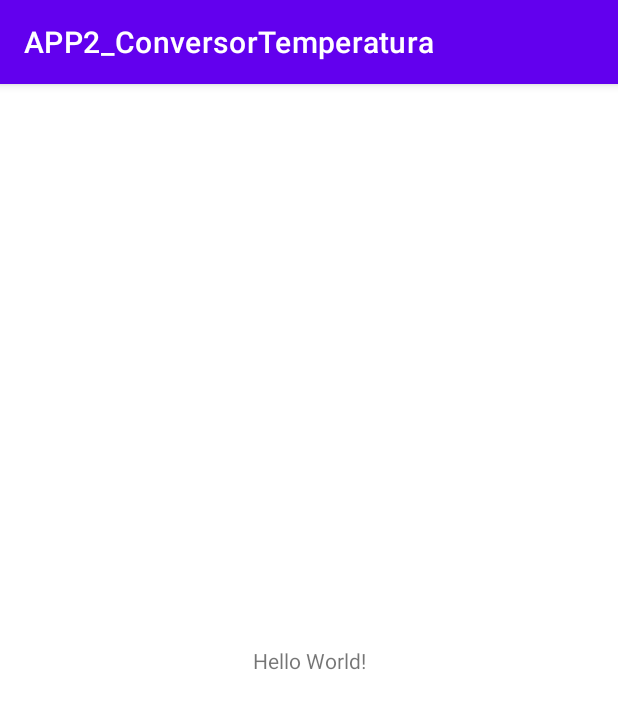
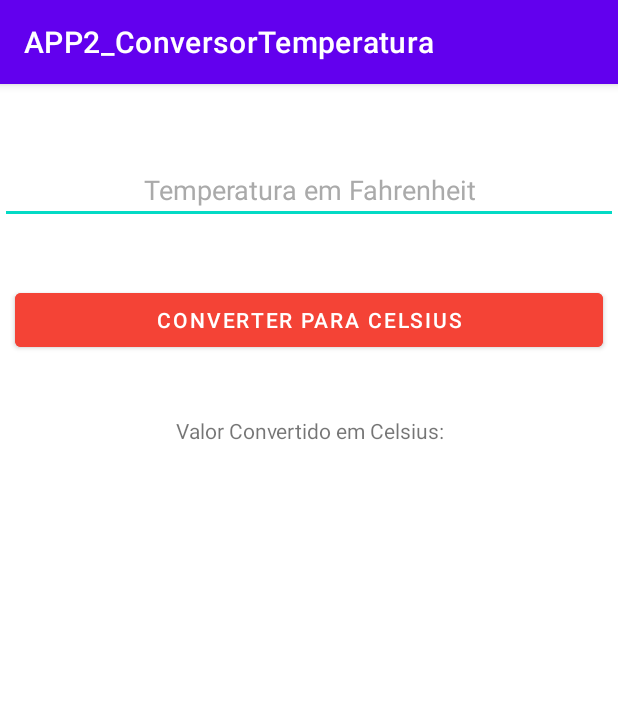
Before and after one commit to doc0185/IFSP_DesenvolvimentoMobile, an Android app: the screen it shows after launch (MainActivity), on a phone screen of 412 x 824 dp. Shown: the top 709 px of the screen. Run offline under Robolectric (Android 15) with nearby library versions, the phone set to English and light mode, and no system bars.

Commit message:
Versão 1

```diff
--- /dev/null
+++ b/app/src/main/java/com/example/app2_conversortemperatura/ConversorTemperatura.java
@@ -0,0 +1,5 @@
+package com.example.app2_conversortemperatura;
+
+public interface ConversorTemperatura {
+    public abstract double getConversion(double temperatura);
+}
--- a/app/src/main/java/com/example/app2_conversortemperatura/MainActivity.java
+++ b/app/src/main/java/com/example/app2_conversortemperatura/MainActivity.java
@@ -3,12 +3,54 @@ package com.example.app2_conversortemperatura;
 import androidx.appcompat.app.AppCompatActivity;
 
 import android.os.Bundle;
+import android.view.View;
+import android.widget.Button;
+import android.widget.EditText;
+import android.widget.TextView;
+import android.widget.Toast;
 
-public class MainActivity extends AppCompatActivity {
+public class MainActivity extends AppCompatActivity implements View.OnClickListener{
+
+    private EditText valorEditText;
+    private Button coverterPCelsius;
+    private TextView valorConvertidoTextView;
 
     @Override
     protected void onCreate(Bundle savedInstanceState) {
         super.onCreate(savedInstanceState);
         setContentView(R.layout.activity_main);
+
+        valorEditText = findViewById(R.id.edittext_valor);
+        valorConvertidoTextView = findViewById(R.id.text_temp_convertida);
+
+        coverterPCelsius = findViewById(R.id.button_converter_p_celsius);
+        coverterPCelsius.setOnClickListener(this);
+
+    }
+
+    @Override
+    public void onClick(View view) {
+        if(view == coverterPCelsius){
+            double valorEscrito = getValue();
+            double valorCelsius;
+            valorCelsius = CelsiusStrategy.getIntance().getConversion(valorEscrito);
+
+            valorConvertidoTextView.setText(String.format("%.2fº", valorCelsius));
+        }
+    }
+
+    private double getValue(){
+        double value;
+        String valueString;
+
+        valueString = valorEditText.getText().toString();
+
+        try {
+            value = Double.valueOf(valueString);
+        }catch (NumberFormatException e){
+            Toast.makeText(this, "Valor digitado é inválido.", Toast.LENGTH_SHORT).show();
+            value = 0;
+        }
+        return value;
     }
 }
--- a/app/src/main/res/layout/activity_main.xml
+++ b/app/src/main/res/layout/activity_main.xml
@@ -1,18 +1,54 @@
 <?xml version="1.0" encoding="utf-8"?>
-<androidx.constraintlayout.widget.ConstraintLayout xmlns:android="http://schemas.android.com/apk/res/android"
+<LinearLayout xmlns:android="http://schemas.android.com/apk/res/android"
     xmlns:app="http://schemas.android.com/apk/res-auto"
     xmlns:tools="http://schemas.android.com/tools"
+    android:orientation="vertical"
     android:layout_width="match_parent"
     android:layout_height="match_parent"
     tools:context=".MainActivity">
 
+    <EditText
+        android:id="@+id/edittext_valor"
+        android:layout_width="match_parent"
+        android:layout_height="wrap_content"
+        android:layout_marginTop="48dp"
+        android:inputType="numberDecimal"
+        android:textAlignment="center"
+        android:hint="@string/temperatura_em_fahrenheit"
+        android:textColorHint="#aaa"/>
+
+    <LinearLayout
+        android:layout_width="match_parent"
+        android:layout_height="wrap_content"
+        android:layout_marginTop="40dp"
+        android:layout_marginBottom="40dp"
+        android:orientation="horizontal">
+
+        <Button
+            android:id="@+id/button_converter_p_celsius"
+            android:layout_width="wrap_content"
+            android:layout_height="wrap_content"
+            android:layout_marginStart="10dp"
+            android:layout_marginEnd="10dp"
+            android:layout_weight="1"
+            android:text="@string/converter_para_celsius"
+            android:backgroundTint="#F44336"/>
+
+    </LinearLayout>
+
     <TextView
-        android:layout_width="wrap_content"
+        android:layout_width="match_parent"
         android:layout_height="wrap_content"
-        android:text="Hello World!"
-        app:layout_constraintBottom_toBottomOf="parent"
-        app:layout_constraintEnd_toEndOf="parent"
-        app:layout_constraintStart_toStartOf="parent"
-        app:layout_constraintTop_toTopOf="parent" />
+        android:text="@string/valor_convertido_em_celsius"
+        android:textAlignment="center"/>
 
-</androidx.constraintlayout.widget.ConstraintLayout>
+    <TextView
+        android:id="@+id/text_temp_convertida"
+        android:layout_width="match_parent"
+        android:layout_height="wrap_content"
+        android:layout_marginTop="40dp"
+        android:textAlignment="center"
+        android:textColor="#F44336"
+        android:textSize="30sp"/>
+
+</LinearLayout>
--- a/app/src/main/res/values/strings.xml
+++ b/app/src/main/res/values/strings.xml
@@ -1,3 +1,6 @@
 <resources>
     <string name="app_name">APP2_ConversorTemperatura</string>
+    <string name="temperatura_em_fahrenheit">Temperatura em Fahrenheit</string>
+    <string name="converter_para_celsius">Converter para Celsius</string>
+    <string name="valor_convertido_em_celsius">Valor Convertido em Celsius:</string>
 </resources>
```
Also changed, not shown: app/src/main/java/com/example/app2_conversortemperatura/CelsiusStrategy.java (added, +21 -0 lines).
